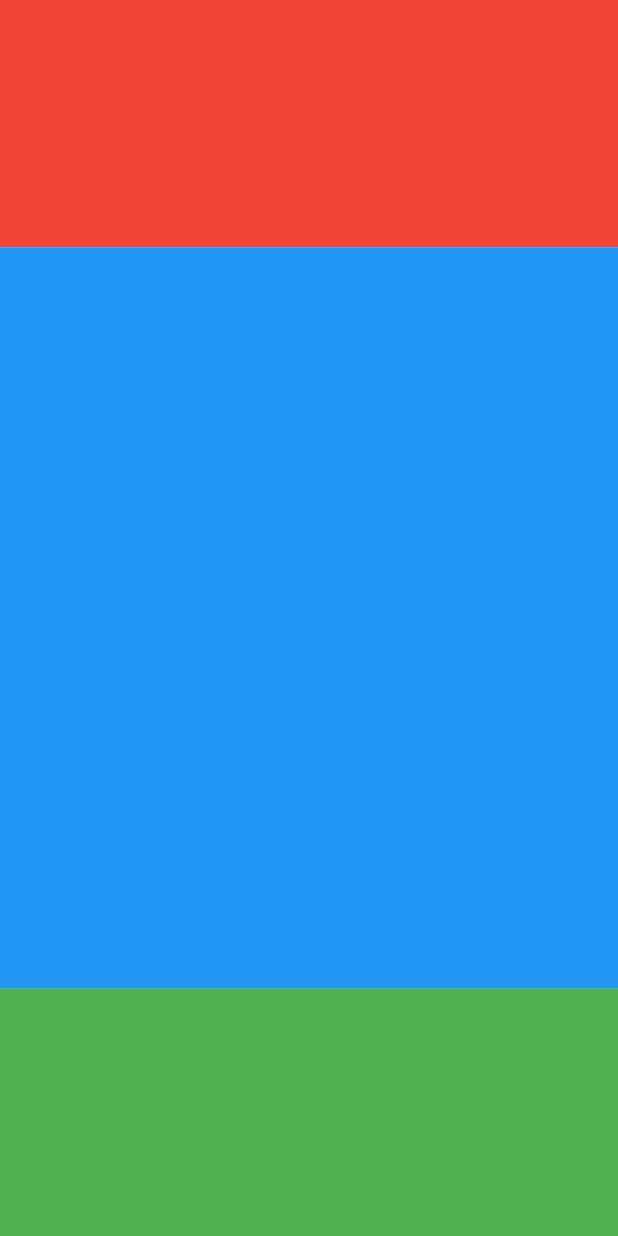
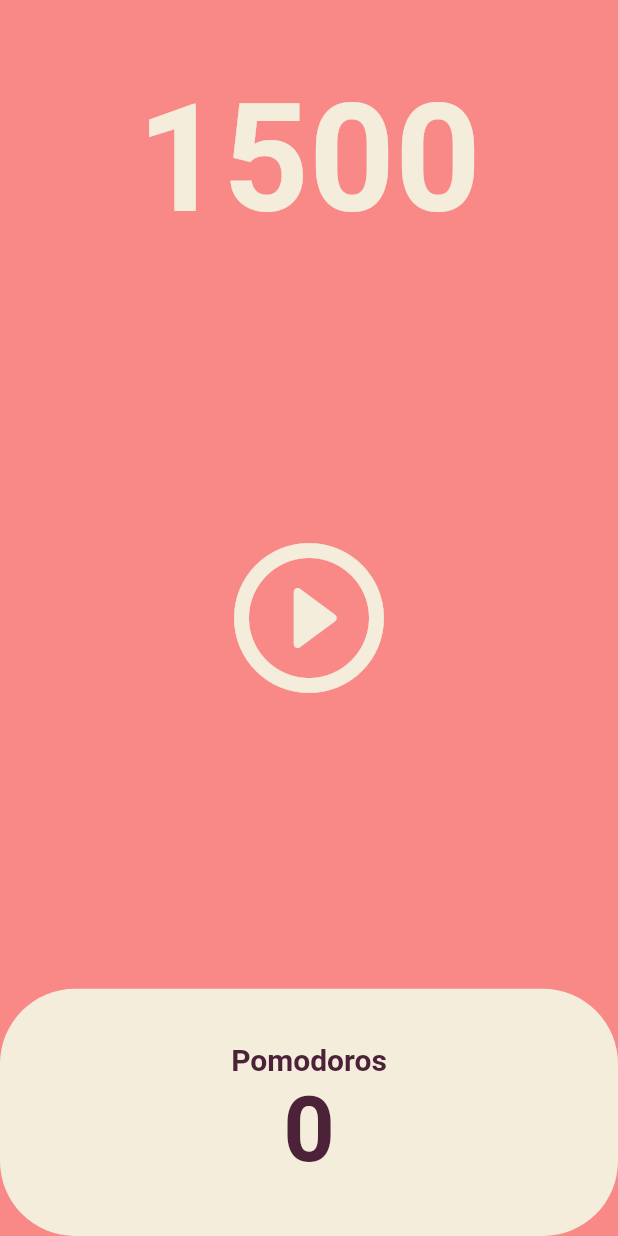
Before and after one commit to sashapivovarova/pomodoro, a Flutter app: the screen it shows after launch, on a phone screen of 412 x 824 dp. Run offline on Flutter 3.47's test engine with Material 2 defaults, Android fonts, the phone set to English and light mode, and no system bars.

Commit message:
PausePlay

```diff
--- a/lib/main.dart
+++ b/lib/main.dart
@@ -19,11 +19,11 @@ class _AppState extends State<App> {
     return MaterialApp(
       theme: ThemeData(
         colorScheme: ColorScheme.fromSwatch(
-          backgroundColor: const Color(0xfff8887e),
+          backgroundColor: const Color(0xfff88987),
         ),
         textTheme: const TextTheme(
           displayLarge: TextStyle(
-            color: Color(0xffe0acce),
+            color: Color(0xff4b2238),
           ),
         ),
         cardColor: const Color(
--- a/lib/screens/home_screen.dart
+++ b/lib/screens/home_screen.dart
@@ -1,4 +1,5 @@
 import 'package:flutter/material.dart';
+import 'dart:async';
 
 class HomeScreen extends StatefulWidget {
   const HomeScreen({super.key});
@@ -8,33 +9,103 @@ class HomeScreen extends StatefulWidget {
 }
 
 class _HomeScreenState extends State<HomeScreen> {
+  int totalSeconds = 1500;
+  bool isRunning = false;
+  late Timer timer;
+
+  void onTick(Timer timer) {
+    setState(() {
+      totalSeconds = totalSeconds - 1;
+    });
+  }
+
+  void onStartPressed() {
+    timer = Timer.periodic(const Duration(seconds: 1), onTick);
+    setState(() {
+      isRunning = true;
+    });
+  }
+
+  void onPausePressed() {
+    timer.cancel();
+    setState(() {
+      isRunning = false;
+    });
+  }
+
   @override
   Widget build(BuildContext context) {
     return Scaffold(
+      backgroundColor: Theme.of(context).colorScheme.background,
       body: Column(
         children: [
           Flexible(
             flex: 1,
             child: Container(
-              decoration: const BoxDecoration(
-                color: Colors.red,
+              alignment: Alignment.bottomCenter,
+              child: Text(
+                '$totalSeconds',
+                style: TextStyle(
+                  color: Theme.of(context).cardColor,
+                  fontSize: 100,
+                  fontWeight: FontWeight.w600,
+                ),
               ),
             ),
           ),
           Flexible(
             flex: 3,
-            child: Container(
-              decoration: const BoxDecoration(
-                color: Colors.blue,
+            child: Center(
+              child: IconButton(
+                iconSize: 120,
+                color: Theme.of(context).cardColor,
+                onPressed: isRunning ? onPausePressed : onStartPressed,
+                icon: Icon(
+                  isRunning
+                      ? Icons.pause_circle_outline_rounded
+                      : Icons.play_circle_outline_rounded,
+                ),
               ),
             ),
           ),
           Flexible(
             flex: 1,
-            child: Container(
-              decoration: const BoxDecoration(
-                color: Colors.green,
-              ),
+            child: Row(
+              children: [
+                Expanded(
+                  child: Container(
+                    decoration: BoxDecoration(
+                      color: Theme.of(context).cardColor,
+                      borderRadius: BorderRadius.circular(
+                        50,
+                      ),
+                    ),
+                    child: Column(
+                      mainAxisAlignment: MainAxisAlignment.center,
+                      children: [
+                        Text(
+                          'Pomodoros',
+                          style: TextStyle(
+                            color:
+                                Theme.of(context).textTheme.displayLarge!.color,
+                            fontSize: 20,
+                            fontWeight: FontWeight.w600,
+                          ),
+                        ),
+                        Text(
+                          '0',
+                          style: TextStyle(
+                            color:
+                                Theme.of(context).textTheme.displayLarge!.color,
+                            fontSize: 60,
+                            fontWeight: FontWeight.w600,
+                          ),
+                        ),
+                      ],
+                    ),
+                  ),
+                ),
+              ],
             ),
           ),
         ],
```
